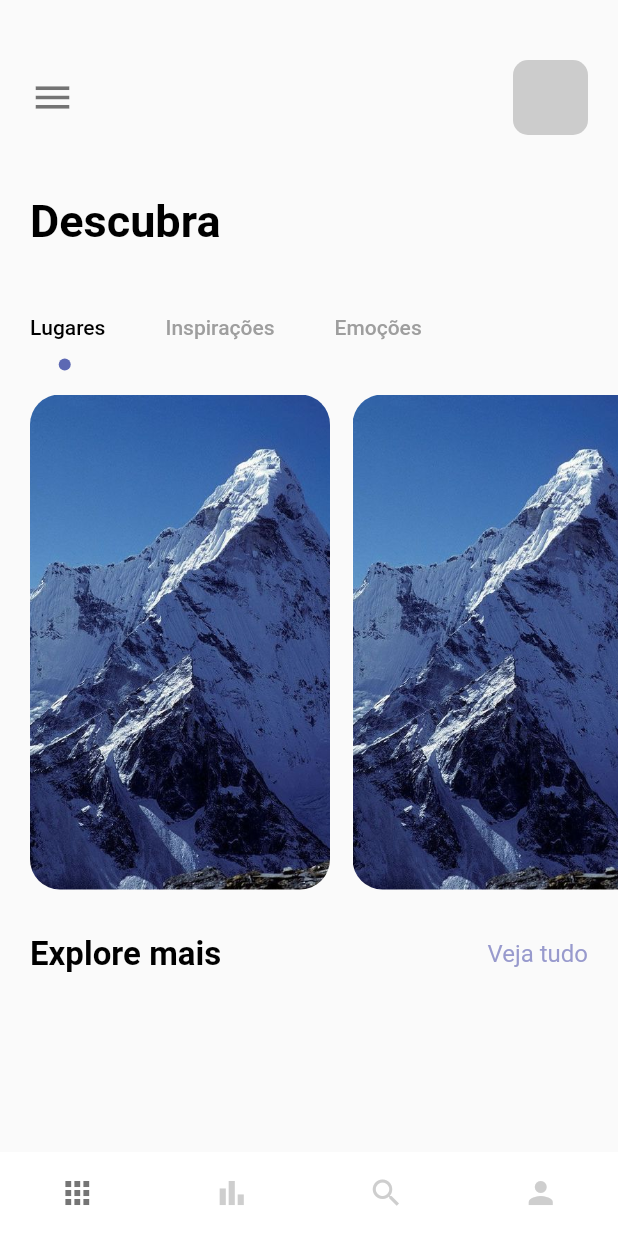
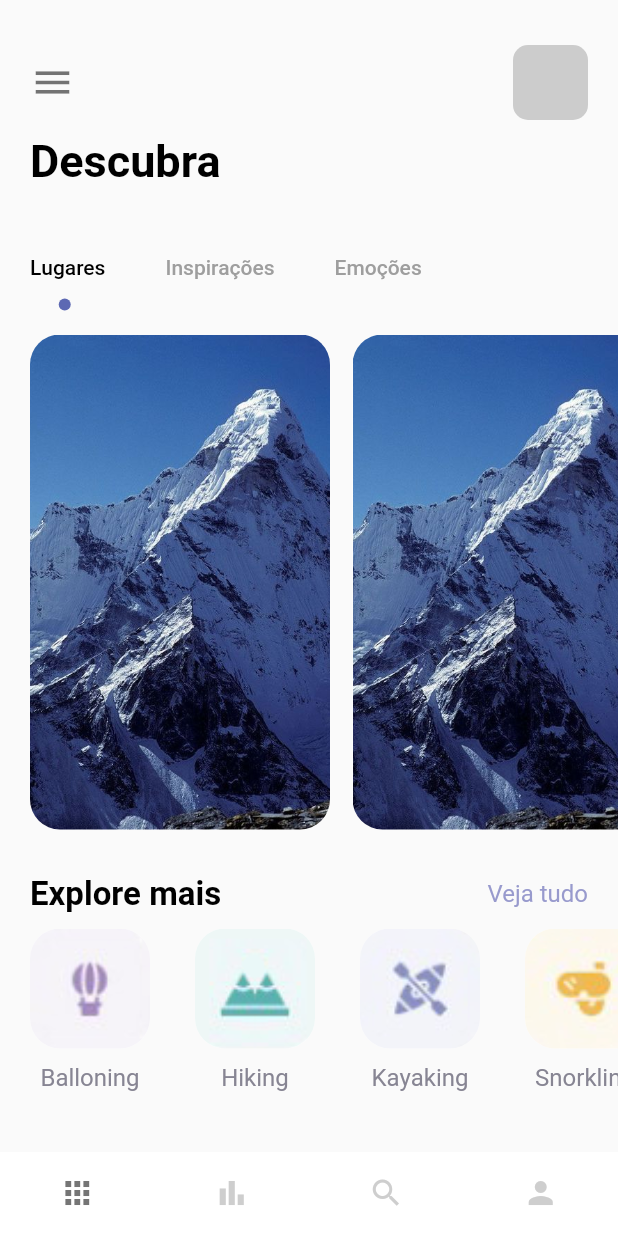
Before and after one commit to Asaelpp/Flutter, a Flutter app: the screen it shows after launch, on a phone screen of 412 x 824 dp. Run offline on Flutter 3.47's test engine with Material 2 defaults, Android fonts, the phone set to English and light mode, and no system bars.

```diff
--- a/flutter_cubit_app/lib/pages/nav_pages/home_page.dart
+++ b/flutter_cubit_app/lib/pages/nav_pages/home_page.dart
@@ -14,6 +14,14 @@ class HomePage extends StatefulWidget {
 }
 
 class _HomePageState extends State<HomePage> with TickerProviderStateMixin {
+  //lista de imagens para o scroll horizontal
+  var images = {
+    "balloning.png": "Balloning",
+    "hiking.png": "Hiking",
+    "kayaking.png": "Kayaking",
+    "snorkling.png": "Snorkling",
+  };
+
   @override
   Widget build(BuildContext context) {
     TabController _tabController = TabController(length: 3, vsync: this);
@@ -25,7 +33,7 @@ class _HomePageState extends State<HomePage> with TickerProviderStateMixin {
         children: [
           //Contém o menu de hamburguer e o Icone, sendo uma NAVBAR
           Container(
-            padding: const EdgeInsets.only(top: 40, left: 20),
+            padding: const EdgeInsets.only(top: 30, left: 20),
             child: Row(
               children: [
                 Icon(
@@ -47,7 +55,7 @@ class _HomePageState extends State<HomePage> with TickerProviderStateMixin {
           ),
           //Cria um espaço para inserir o texto
           SizedBox(
-            height: 40,
+            height: 10,
           ),
           //Cria um container para inserção de dados, no caso o texto
           Container(
@@ -138,6 +146,51 @@ class _HomePageState extends State<HomePage> with TickerProviderStateMixin {
               ],
             ),
           ),
+          SizedBox(
+            height: 10,
+          ),
+          //Colunas horizontais do explorar mais
+          Container(
+            height: 120,
+            width: double.maxFinite,
+            margin: const EdgeInsets.only(left: 20),
+            child: ListView.builder(
+              scrollDirection: Axis.horizontal,
+              itemCount: 4,
+              itemBuilder: (context, index) {
+                return Container(
+                  margin: const EdgeInsets.only(right: 30),
+                  child: Column(
+                    crossAxisAlignment: CrossAxisAlignment.center,
+                    children: [
+                      Container(
+                        width: 80,
+                        height: 80,
+                        decoration: BoxDecoration(
+                          borderRadius: BorderRadius.circular(20),
+                          color: Colors.white,
+                          image: DecorationImage(
+                              image: AssetImage(
+                                  'img/' + images.keys.elementAt(index)),
+                              fit: BoxFit.cover),
+                        ),
+                      ),
+                      SizedBox(
+                        height: 10,
+                      ),
+                      //contem os textos abaixo dos íncones
+                      Container(
+                        child: AppText(
+                          text: images.values.elementAt(index),
+                          color: AppColors.textColor2,
+                        ),
+                      ),
+                    ],
+                  ),
+                );
+              },
+            ),
+          )
         ],
       ),
     );
```
